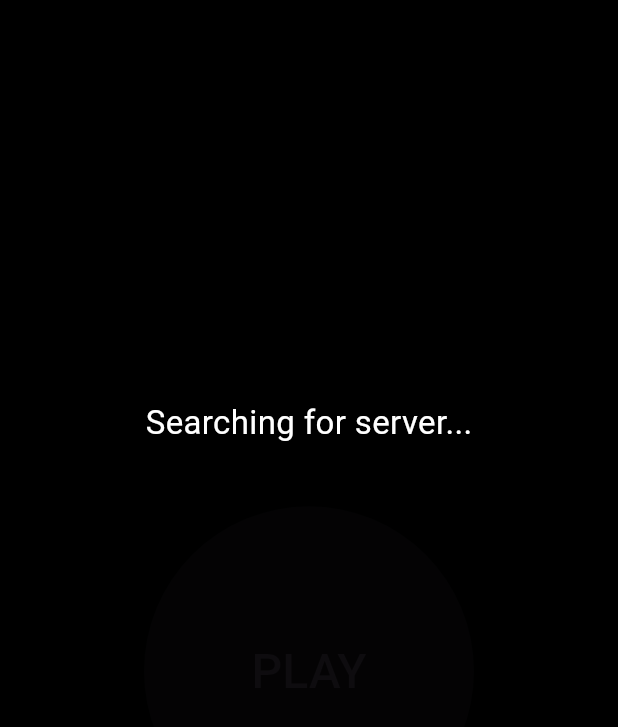
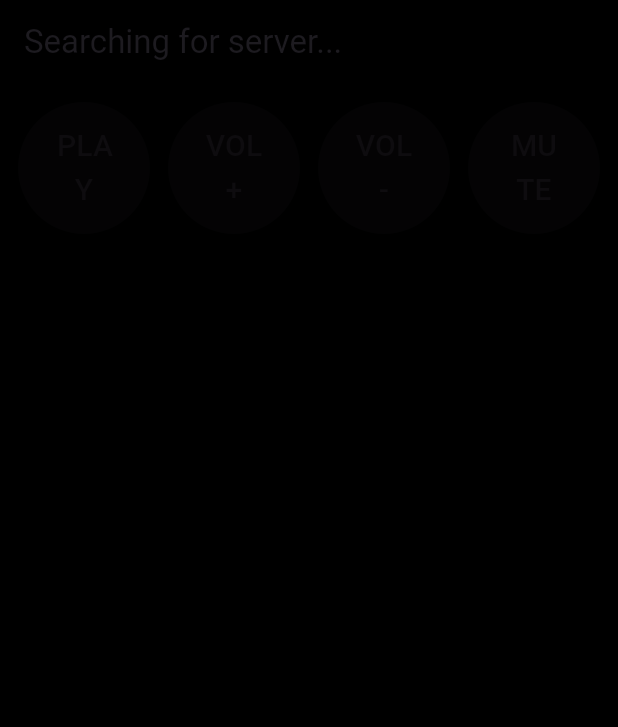
Before and after one commit to ntrongphuc1302/touchdeck, a Flutter app: the screen it shows after launch, on a phone screen of 412 x 824 dp. Shown: the top 727 px of the screen. Run offline on Flutter 3.47's test engine with Material 3 defaults, Android fonts, the phone set to English and light mode, and no system bars; missing offline and left inert: udp.

```diff
--- a/mobile/lib/main.dart
+++ b/mobile/lib/main.dart
@@ -3,6 +3,7 @@ import 'dart:convert';
 import 'package:flutter/material.dart';
 import 'package:web_socket_channel/web_socket_channel.dart';
 
+import 'models/deck_button.dart';
 import 'services/discovery_service.dart';
 
 void main() {
@@ -14,7 +15,10 @@ class MyApp extends StatelessWidget {
 
   @override
   Widget build(BuildContext context) {
-    return MaterialApp(debugShowCheckedModeBanner: false, home: DeckScreen());
+    return const MaterialApp(
+      debugShowCheckedModeBanner: false,
+      home: DeckScreen(),
+    );
   }
 }
 
@@ -28,9 +32,19 @@ class DeckScreen extends StatefulWidget {
 class _DeckScreenState extends State<DeckScreen> {
   WebSocketChannel? channel;
 
+  bool connected = false;
+
   String status = "Searching for server...";
 
-  bool connected = false;
+  final List<DeckButton> buttons = [
+    DeckButton(title: "PLAY", action: "media_play_pause"),
+
+    DeckButton(title: "VOL+", action: "volume_up"),
+
+    DeckButton(title: "VOL-", action: "volume_down"),
+
+    DeckButton(title: "MUTE", action: "discord_mute"),
+  ];
 
   @override
   void initState() {
@@ -72,12 +86,12 @@ class _DeckScreenState extends State<DeckScreen> {
     }
   }
 
-  void sendPlayPause() {
+  void sendAction(String action) {
     if (!connected || channel == null) {
       return;
     }
 
-    final packet = {"action": "media_play_pause"};
+    final packet = {"action": action};
 
     channel!.sink.add(jsonEncode(packet));
   }
@@ -87,31 +101,39 @@ class _DeckScreenState extends State<DeckScreen> {
     return Scaffold(
       backgroundColor: Colors.black,
 
+      appBar: AppBar(backgroundColor: Colors.black, title: Text(status)),
+
       body: SafeArea(
-        child: Column(
-          mainAxisAlignment: MainAxisAlignment.center,
+        child: Padding(
+          padding: const EdgeInsets.all(12),
 
-          children: [
-            Text(
-              status,
-              style: const TextStyle(color: Colors.white, fontSize: 22),
+          child: GridView.builder(
+            itemCount: buttons.length,
+
+            gridDelegate: const SliverGridDelegateWithFixedCrossAxisCount(
+              crossAxisCount: 4,
+
+              crossAxisSpacing: 12,
+              mainAxisSpacing: 12,
+
+              childAspectRatio: 1,
             ),
 
-            const SizedBox(height: 40),
+            itemBuilder: (context, index) {
+              final button = buttons[index];
 
-            Center(
-              child: SizedBox(
-                width: 220,
-                height: 220,
+              return ElevatedButton(
+                onPressed: connected ? () => sendAction(button.action) : null,
 
-                child: ElevatedButton(
-                  onPressed: connected ? sendPlayPause : null,
+                child: Text(
+                  button.title,
+                  textAlign: TextAlign.center,
 
-                  child: const Text("PLAY", style: TextStyle(fontSize: 32)),
+                  style: const TextStyle(fontSize: 20),
                 ),
-              ),
-            ),
-          ],
+              );
+            },
+          ),
         ),
       ),
     );
--- /dev/null
+++ b/mobile/lib/models/deck_button.dart
@@ -0,0 +1,7 @@
+class DeckButton {
+  final String title;
+
+  final String action;
+
+  DeckButton({required this.title, required this.action});
+}
```
Also changed, not shown: requirements.txt (added), 1 other file.
